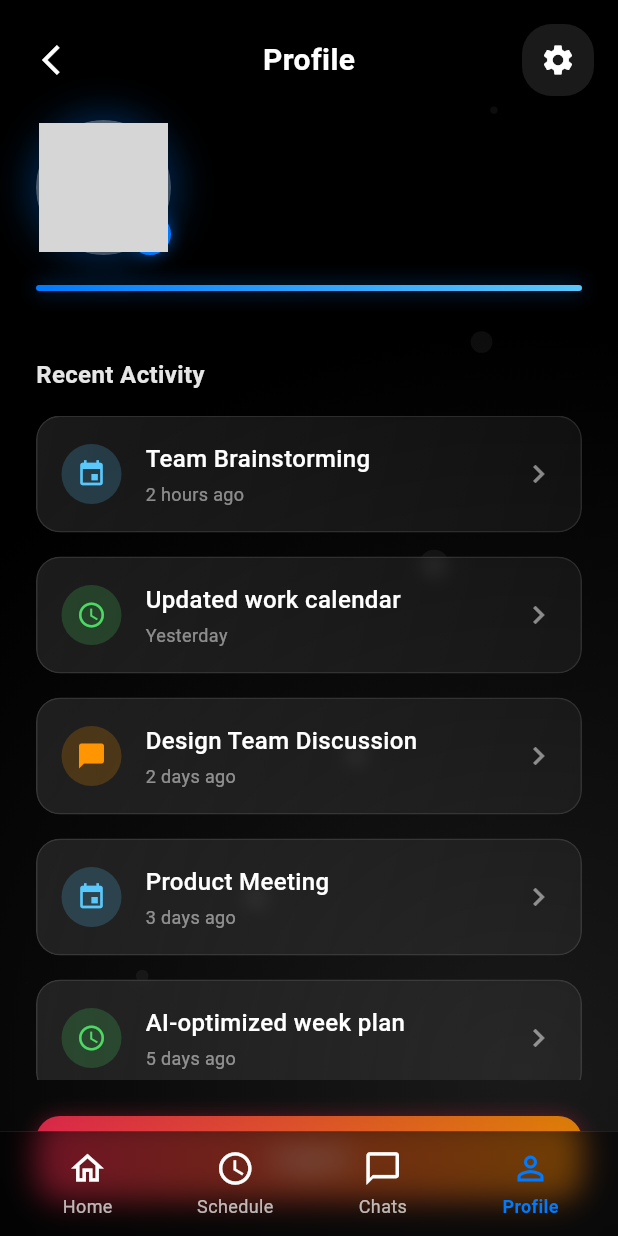
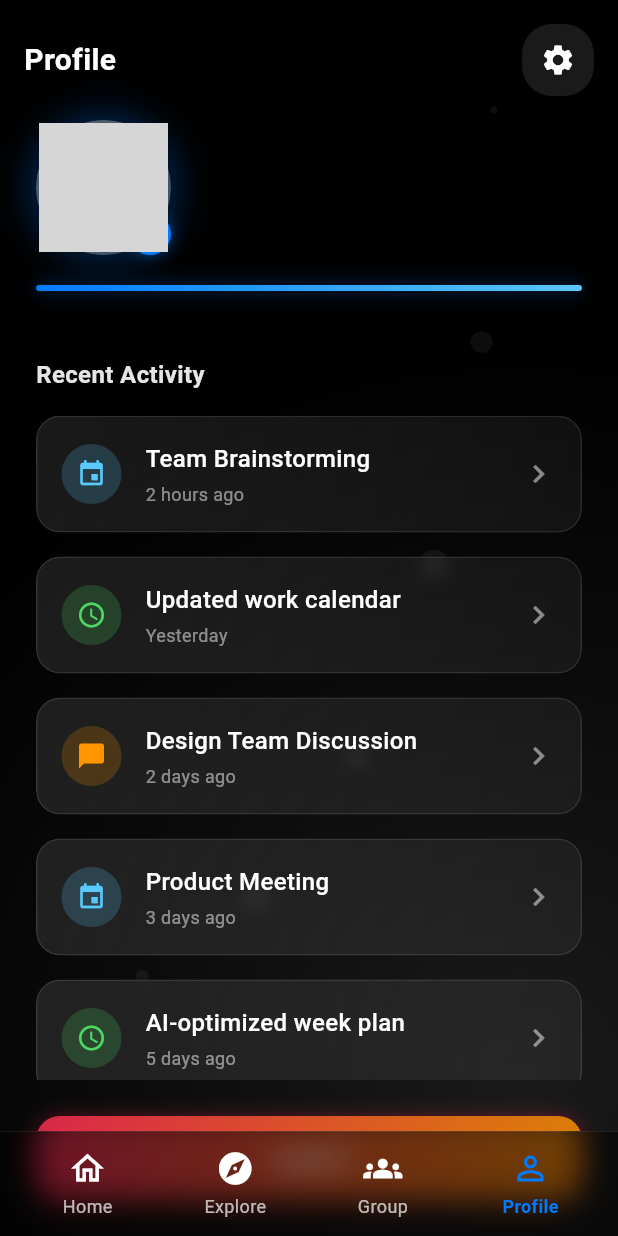
Before and after one commit to Bryse88/Encite_App, a Flutter app: the NavigationPage screen opened directly, item 4 of the bottom bar chosen, after a tap on "Logout", on a phone screen of 412 x 824 dp. Run offline on Flutter 3.47's test engine with Material 3 defaults, Android fonts, the phone set to English and light mode, and no system bars; our stand-ins replace cloud_firestore, device_info_plus, firebase_auth, firebase_core, firebase_storage, geocoding and 6 more; accounts and stored records are empty; generated files the repository leaves out were written again; network calls fail; Roboto replaces fonts that are missing (SF Pro Display); grey boxes are pictures that could not be loaded.

Commit message:
Updated schema

```diff
--- a/lib/components/LoginComponents/AuthenticationServices/auth_wrapper.dart
+++ b/lib/components/LoginComponents/AuthenticationServices/auth_wrapper.dart
@@ -25,7 +25,7 @@ class AuthWrapper extends StatelessWidget {
             // User is logged in, go to Navigation page
             print('✅ User is logged in: ${user.email}');
 
-            return const HomePage();
+            return const NavigationPage();
           }
         }
 
--- a/lib/main.dart
+++ b/lib/main.dart
@@ -1,6 +1,4 @@
 import 'package:encite/components/LoginComponents/AuthenticationServices/auth_wrapper.dart';
-import 'package:encite/components/group_components/schedule_input.dart';
-import 'package:encite/components/group_components/schedule_single_feature.dart';
 import 'package:encite/firebase_options.dart';
 import 'package:encite/pages/explore_page.dart';
 import 'package:encite/pages/group_page.dart';
--- a/lib/pages/app_navigator.dart
+++ b/lib/pages/app_navigator.dart
@@ -1,9 +1,8 @@
 import 'dart:ui';
-
+import 'package:encite/pages/explore_page.dart';
+import 'package:encite/pages/group_page.dart';
 import 'package:encite/pages/home_page.dart';
-import 'package:encite/pages/messaging_page.dart';
 import 'package:encite/pages/proflie.dart';
-import 'package:encite/pages/scheduler.dart';
 import 'package:flutter/material.dart';
 
 class NavigationPage extends StatefulWidget {
@@ -21,8 +20,8 @@ class _AppNavigatorState extends State<NavigationPage> {
 
   final List<Widget> _pages = [
     const HomePage(),
-    const SchedulingPage(),
-    const ChatsPage(),
+    const ExplorePage(),
+    GroupsPage(),
     const ProfilePage(),
   ];
 
@@ -116,8 +115,8 @@ class _AppNavigatorState extends State<NavigationPage> {
                     mainAxisAlignment: MainAxisAlignment.spaceEvenly,
                     children: [
                       _buildNavBarItem(0, Icons.home_outlined, 'Home'),
-                      _buildNavBarItem(1, Icons.schedule, 'Schedule'),
-                      _buildNavBarItem(2, Icons.chat_bubble_outline, 'Chats'),
+                      _buildNavBarItem(1, Icons.explore, 'Explore'),
+                      _buildNavBarItem(2, Icons.groups, 'Group'),
                       _buildNavBarItem(3, Icons.person_outline, 'Profile'),
                     ],
                   ),
--- a/lib/pages/home_page.dart
+++ b/lib/pages/home_page.dart
@@ -1,334 +1,299 @@
+import 'package:encite/pages/app_navigator.dart';
+import 'package:encite/pages/chat_screen.dart';
+import 'package:encite/pages/explore_page.dart';
+import 'package:encite/pages/messaging_page.dart';
+import 'package:flutter/material.dart';
+
 import 'dart:ui';
-import 'package:encite/components/HomeComponents/app_icon_button.dart';
-import 'package:encite/components/LoginComponents/gradient_background.dart';
-import 'package:encite/components/MainComponents/background_painter.dart';
-import 'package:encite/components/HomeComponents/home_menu_item.dart';
+import 'package:encite/pages/chat_screen.dart';
+import 'package:encite/pages/explore_page.dart';
+import 'package:encite/pages/messaging_page.dart';
 import 'package:flutter/material.dart';
-import 'package:cloud_firestore/cloud_firestore.dart';
-import 'package:firebase_auth/firebase_auth.dart';
-import 'package:shared_preferences/shared_preferences.dart';
 
-class HomePage extends StatefulWidget {
-  const HomePage({Key? key}) : super(key: key);
+class MainScreen extends StatefulWidget {
+  const MainScreen({Key? key}) : super(key: key);
 
   @override
-  State<HomePage> createState() => _HomePageState();
+  State<MainScreen> createState() => _MainScreenState();
 }
 
-class _HomePageState extends State<HomePage>
+class _MainScreenState extends State<MainScreen>
     with SingleTickerProviderStateMixin {
-  late AnimationController _animationController;
-  String _firstName = '';
-  bool _isLoading = true;
-  List<HomeMenuItem> _menuItems = [];
-  bool _loadingMenuItems = true;
-
-  @override
-  void initState() {
-    super.initState();
-    _animationController = AnimationController(
-      duration: const Duration(seconds: 20),
-      vsync: this,
-    )..repeat(reverse: true);
-
-    // Preload preferences to avoid delay in first build
-    SharedPreferences.getInstance().then((prefs) {
-      final cached = prefs.getString('cachedName');
-      if (cached != null && mounted) {
-        setState(() {
-          _firstName = cached;
-          _isLoading = false;
-        });
-      }
-    });
-
-// Then let the actual Firestore call run in background
-    _fetchUserName(); // It'll update if newer data exists
-
-    // Fetch menu items from Firestore
-    _fetchMenuItems();
-  }
-
-  Future<void> _fetchUserName() async {
-    try {
-      final prefs = await SharedPreferences.getInstance();
-      final cachedName = prefs.getString('cachedName');
-
-      if (cachedName != null && cachedName.isNotEmpty) {
-        // Load from local storage immediately
-        setState(() {
-          _firstName = cachedName;
-          _isLoading = false;
-        });
-        return;
-      }
-
-      final user = FirebaseAuth.instance.currentUser;
-      if (user == null) {
-        setState(() {
-          _firstName = 'there';
-          _isLoading = false;
-        });
-        return;
-      }
-
-      // Fetch from Firestore if no cache exists
-      final userDoc = await FirebaseFirestore.instance
-          .collection('users')
-          .doc(user.uid)
-          .get();
-
-      if (userDoc.exists && userDoc.data() != null) {
-        final data = userDoc.data()!;
-        final fullName = data['name'] as String? ?? 'there';
-        final firstName = fullName.split(' ')[0];
-
-        // Cache it for future loads
-        await prefs.setString('cachedName', firstName);
-
-        setState(() {
-          _firstName = firstName;
-          _isLoading = false;
-        });
-      } else {
-        setState(() {
-          _firstName = 'there';
-          _isLoading = false;
-        });
-      }
-    } catch (e) {
-      print('Error fetching name: $e');
-      setState(() {
-        _firstName = 'there';
-        _isLoading = false;
-      });
-    }
-  }
-
-  Future<void> _fetchMenuItems() async {
-    try {
-      // Fetch menu items from Firestore
-      final menuItemsSnapshot = await FirebaseFirestore.instance
-          .collection('app_items')
-          .orderBy('order') // Add this if you want to control the order
-          .get();
-
-      final List<HomeMenuItem> items = menuItemsSnapshot.docs.map((doc) {
-        return HomeMenuItem.fromMap(doc.data(), doc.id);
-      }).toList();
-
-      setState(() {
-        _menuItems = items;
-        _loadingMenuItems = false;
-      });
-    } catch (e) {
-      print('Error fetching menu items: $e');
-      setState(() {
-        _loadingMenuItems = false;
-        // Optionally provide some default menu items in case of failure
-        _menuItems = [
-          HomeMenuItem(
-            id: 'default',
-            title: 'Settings',
-            icon: Icons.settings,
-            color: const Color(0xFF8E8E93),
-            route: '/settings',
-          ),
-        ];
-      });
-    }
-  }
+  int _selectedIndex = 0;
+  final PageController _pageController = PageController();
 
   @override
   void dispose() {
-    _animationController.dispose();
+    _pageController.dispose();
     super.dispose();
+  }
+
+  void _onItemTapped(int index) {
+    setState(() {
+      _selectedIndex = index;
+      _pageController.animateToPage(
+        index,
+        duration: const Duration(milliseconds: 300),
+        curve: Curves.easeInOut,
+      );
+    });
   }
 
   @override
   Widget build(BuildContext context) {
-    return GradientBackground(
-        child: Scaffold(
-      backgroundColor: Colors.transparent,
-      body: Stack(
+    return NavigationPage(initialPageIndex: _selectedIndex);
+  }
+}
+
+// My Day Page (Homepage)
+class HomePage extends StatelessWidget {
+  const HomePage({Key? key}) : super(key: key);
+
+  @override
+  Widget build(BuildContext context) {
+    return SafeArea(
+      child: Padding(
+        padding: const EdgeInsets.fromLTRB(16.0, 16.0, 16.0, 0),
+        child: Column(
+          crossAxisAlignment: CrossAxisAlignment.start,
           children: [
-          // AnimatedBuilder(
-          //   animation: _animationController,
-          //   builder: (context, child) {
-          //     return CustomPaint(
-          //       painter: BackgroundPainter(_animationController.value),
-          //       size: MediaQuery.of(context).size,
-          //     );
-          //   },
-          // ),
-          SafeArea(
-            child: Column(
-              children: [
-                Padding(
-                  padding: const EdgeInsets.symmetric(
-                      horizontal: 16.0, vertical: 12.0),
-                  child: Row(
+            // Top Bar with Greeting and Status/Message buttons
+            Row(
               mainAxisAlignment: MainAxisAlignment.spaceBetween,
               children: [
-                      _isLoading
-                          ? const SizedBox(
-                              height: 22,
-                              width: 120,
-                              child: LinearProgressIndicator(
-                                backgroundColor: Colors.white10,
-                                color: Colors.white38,
-                              ),
-                            )
-                          : Text(
-                              'Hey, $_firstName!',
-                              style: const TextStyle(
-                                fontSize: 22,
+                // Greeting
+                const Text(
+                  'Hey, Bryson!',
+                  style: TextStyle(
+                    fontSize: 28,
                     fontWeight: FontWeight.bold,
                     color: Colors.white,
                   ),
                 ),
-                      buildAvailabilityToggle(),
+                // Status and Message buttons
+                Row(
+                  children: [
+                    // Availability Toggle
+                    GestureDetector(
+                      onTap: () {
+                        // Toggle availability status
+                      },
+                      child: Container(
+                        width: 40,
+                        height: 40,
+                        decoration: BoxDecoration(
+                          gradient: const LinearGradient(
+                            colors: [Color(0xFF007AFF), Color(0xFF00C6FF)],
+                            begin: Alignment.topLeft,
+                            end: Alignment.bottomRight,
+                          ),
+                          borderRadius: BorderRadius.circular(20),
+                          boxShadow: [
+                            BoxShadow(
+                              color: const Color(0xFF007AFF).withOpacity(0.4),
+                              blurRadius: 8,
+                              offset: const Offset(0, 4),
+                            ),
                           ],
                         ),
-                ),
-                Expanded(
-                  child: LayoutBuilder(
-                    builder: (context, constraints) {
-                      double tileWidth = constraints.maxWidth * 0.42;
-                      double tileHeight = tileWidth * 0.9;
-
-                      return SingleChildScrollView(
-                        padding: const EdgeInsets.symmetric(vertical: 60),
-                        child: Wrap(
-                          spacing: constraints.maxWidth *
-                              0.05, // space between columns
-                          runSpacing: 24, // space between rows
-                          children: List.generate(_menuItems.length, (index) {
-                            final isOffset = index % 2 != 0;
-
-                            return Padding(
-                              padding: EdgeInsets.only(
-                                top: isOffset ? 12.0 : 0.0,
-                              ),
-                              child: SizedBox(
-                                width: tileWidth,
-                                height: tileHeight,
-                                child: AppIconButton(
-                                  item: _menuItems[index],
-                                  index: index,
+                        child: const Icon(
+                          Icons.check,
+                          color: Colors.white,
+                          size: 20,
                         ),
                       ),
-                            );
-                          }),
                     ),
+                    const SizedBox(width: 12),
+                    // Messages with notification badge
+                    Stack(
+                      children: [
+                        GestureDetector(
+                          onTap: () {
+                            Navigator.push(
+                              context,
+                              MaterialPageRoute(
+                                  builder: (context) => ChatsPage()),
                             );
                           },
+                          child: Container(
+                            width: 40,
+                            height: 40,
+                            decoration: BoxDecoration(
+                              color: const Color(0xFF2A2A2A),
+                              borderRadius: BorderRadius.circular(20),
+                              boxShadow: [
+                                BoxShadow(
+                                  color: Colors.black.withOpacity(0.2),
+                                  blurRadius: 8,
+                                  offset: const Offset(0, 4),
+                                ),
+                              ],
+                            ),
+                            child: const Icon(
+                              Icons.message_outlined,
+                              color: Colors.white,
+                              size: 20,
+                            ),
+                          ),
+                        ),
+                        Positioned(
+                          right: 0,
+                          top: 0,
+                          child: Container(
+                            width: 14,
+                            height: 14,
+                            decoration: BoxDecoration(
+                              color: Colors.red,
+                              borderRadius: BorderRadius.circular(7),
+                              border:
+                                  Border.all(color: Colors.black, width: 1.5),
+                            ),
+                          ),
+                        ),
+                      ],
+                    ),
+                  ],
+                ),
+              ],
+            ),
+
+            const SizedBox(height: 24),
+
+            // Main Content - Tappable Tiles
+            Expanded(
+              child: SingleChildScrollView(
+                physics: const BouncingScrollPhysics(),
+                child: Column(
+                  children: [
+                    _buildMenuTile(
+                      icon: Icons.calendar_today,
+                      title: 'Create Schedule',
+                      description: 'Plan your upcoming activities',
+                      gradient: const [Color(0xFF007AFF), Color(0xFF00C6FF)],
+                      onTap: () {
+                        // Navigate to Create Schedule
+                      },
+                    ),
+                    const SizedBox(height: 16),
+                    _buildMenuTile(
+                      icon: Icons.group_work,
+                      title: 'Group Planning',
+                      description: 'Coordinate with your groups',
+                      gradient: const [Color(0xFF9A4CFF), Color(0xFF00CBFE)],
+                      onTap: () {
+                        // Navigate to Group Planning
+                      },
+                    ),
+                    const SizedBox(height: 16),
+                    _buildMenuTile(
+                      icon: Icons.near_me,
+                      title: 'Explore Near You',
+                      description: 'Discover activities around you',
+                      gradient: const [Color(0xFFFF5E62), Color(0xFFFF9966)],
+                      onTap: () {
+                        // Navigate to Explore Near You
+                      },
+                    ),
+                    const SizedBox(height: 16),
+                    _buildMenuTile(
+                      icon: Icons.trending_up,
+                      title: 'Trending Now',
+                      description: 'See what\'s popular this week',
+                      gradient: const [Color(0xFF5E35B1), Color(0xFF7B1FA2)],
+                      onTap: () {
+                        // Navigate to Trending Now
+                      },
+                    ),
+                    const SizedBox(height: 16),
+                  ],
+                ),
               ),
             ),
           ],
         ),
       ),
-        ],
-      ),
-    ));
-  }
-
-  Widget _buildMenuItem(int index,
-      {required double top, required double left}) {
-    if (index >= _menuItems.length) return const SizedBox();
-    return Positioned(
-      top: top,
-      left: left,
-      child: SizedBox(
-        width: 120,
-        height: 120,
-        child: AppIconButton(
-          item: _menuItems[index],
-          index: index,
-        ),
-      ),
     );
   }
 
-  Widget _buildTile(int index) {
-    if (index >= _menuItems.length) return const SizedBox();
-    return SizedBox(
-      width: 140,
-      height: 140,
-      child: AppIconButton(
-        item: _menuItems[index],
-        index: index,
+  Widget _buildMenuTile({
+    required IconData icon,
+    required String title,
+    required String description,
+    required List<Color> gradient,
+    required VoidCallback onTap,
+  }) {
+    return InkWell(
+      onTap: onTap,
+      borderRadius: BorderRadius.circular(16),
+      child: Container(
+        height: 120,
+        decoration: BoxDecoration(
+          gradient: LinearGradient(
+            colors: gradient,
+            begin: Alignment.topLeft,
+            end: Alignment.bottomRight,
           ),
-    );
-  }
-
-  bool isAvailable = true; // State variable
-
-  Widget buildAvailabilityToggle() {
-    return Padding(
-      padding: const EdgeInsets.symmetric(horizontal: 24.0, vertical: 8.0),
-      child: Container(
-        decoration: BoxDecoration(
-          borderRadius: BorderRadius.circular(30),
-          gradient: LinearGradient(
-            colors: isAvailable
-                ? [
-                    Color(0xFF007AFF),
-                    Color(0xFF5AC8FA)
-                  ] // Green gradient for "Free"
-                : [Color(0xFFB0BEC5), Color(0xFF90A4AE)], // Greyish for "Busy"
-          ),
+          borderRadius: BorderRadius.circular(16),
           boxShadow: [
             BoxShadow(
-              color: Colors.black.withOpacity(0.1),
-              blurRadius: 6,
-              offset: Offset(0, 3),
+              color: gradient[0].withOpacity(0.3),
+              blurRadius: 12,
+              offset: const Offset(0, 6),
             ),
           ],
         ),
-        child: InkWell(
-          borderRadius: BorderRadius.circular(30),
-          onTap: () {
-            setState(() => isAvailable = !isAvailable);
-            logAvailabilityStatus(isAvailable);
-          },
         child: Padding(
-            padding: const EdgeInsets.symmetric(horizontal: 20, vertical: 10),
+          padding: const EdgeInsets.all(20.0),
           child: Row(
-              mainAxisSize: MainAxisSize.min,
+            crossAxisAlignment: CrossAxisAlignment.center,
             children: [
-                Icon(
-                  isAvailable ? Icons.check_circle : Icons.do_not_disturb,
+              Container(
+                width: 60,
+                height: 60,
+                decoration: BoxDecoration(
+                  color: Colors.black.withOpacity(0.2),
+                  borderRadius: BorderRadius.circular(12),
+                ),
+                child: Icon(
+                  icon,
                   color: Colors.white,
-                  size: 18,
+                  size: 30,
                 ),
-                const SizedBox(width: 8),
+              ),
+              const SizedBox(width: 20),
+              Expanded(
+                child: Column(
+                  crossAxisAlignment: CrossAxisAlignment.start,
+                  mainAxisAlignment: MainAxisAlignment.center,
+                  children: [
                     Text(
-                  isAvailable ? 'Available' : 'Busy',
+                      title,
                       style: const TextStyle(
+                        fontSize: 20,
+                        fontWeight: FontWeight.bold,
                         color: Colors.white,
-                    fontWeight: FontWeight.w600,
+                      ),
+                    ),
+                    const SizedBox(height: 4),
+                    Text(
+                      description,
+                      style: TextStyle(
+                        fontSize: 14,
+                        color: Colors.white.withOpacity(0.8),
                       ),
                     ),
                   ],
                 ),
               ),
+              Icon(
+                Icons.arrow_forward_ios,
+                color: Colors.white.withOpacity(0.8),
+                size: 16,
+              ),
+            ],
+          ),
         ),
       ),
     );
   }
-
-  Future<void> logAvailabilityStatus(bool status) async {
-    final user = FirebaseAuth.instance.currentUser;
-    if (user != null) {
-      await FirebaseFirestore.instance
-          .collection('users')
-          .doc(user.uid)
-          .collection('statusLogs') // 🔹 logs instead of just 'status'
-          .add({
-        'status': status ? 'Free' : 'Busy',
-        'timestamp': FieldValue.serverTimestamp(),
-      });
 }
-  }
-}
--- a/lib/pages/proflie.dart
+++ b/lib/pages/proflie.dart
@@ -132,13 +132,6 @@ class _ProfilePageState extends State<ProfilePage>
                         child: Row(
                           mainAxisAlignment: MainAxisAlignment.spaceBetween,
                           children: [
-                            IconButton(
-                              icon: const Icon(Icons.arrow_back_ios,
-                                  color: Colors.white),
-                              onPressed: () {
-                                Navigator.of(context).pop();
-                              },
-                            ),
                             const Text(
                               'Profile',
                               style: TextStyle(
@@ -155,7 +148,9 @@ class _ProfilePageState extends State<ProfilePage>
                               child: IconButton(
                                 icon: const Icon(Icons.settings,
                                     color: Colors.white),
-                                onPressed: () {},
+                                onPressed: () {
+                                  Navigator.pushNamed(context, '/settings');
+                                },
                               ),
                             ),
                           ],
```
Also changed, not shown: lib/pages/explore_page.dart (+17 -17 lines), lib/pages/settings_page.dart (+88 -88 lines). Lines whose indentation alone changed are shown as unchanged.
